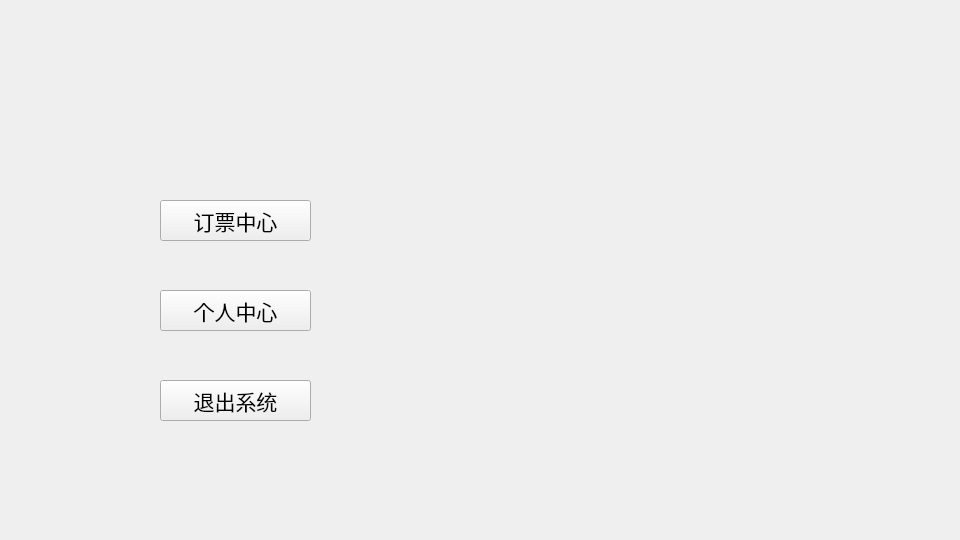
Old version of the form ui/menupage.ui in the repository delete3GM/Flight-Booking-System.
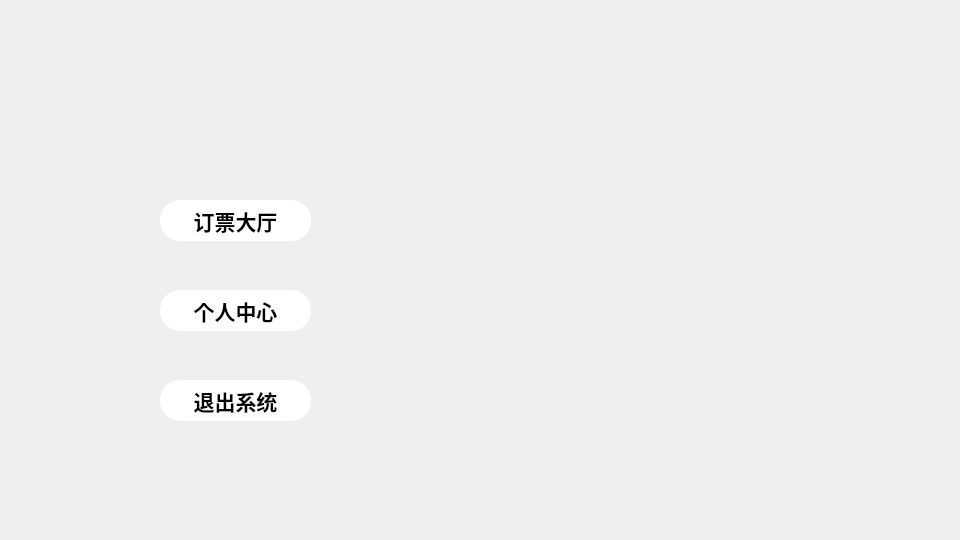
New version of the form.

What changed in the file:
```diff
--- a/ui/menupage.ui
+++ b/ui/menupage.ui
@@ -31,8 +31,26 @@
    <property name="font">
     <font>
      <pointsize>16</pointsize>
+     <bold>true</bold>
     </font>
    </property>
+   <property name="styleSheet">
+    <string notr="true">QPushButton {
+    background-color: #ffffff; /* 蓝色背景 */
+    border-radius: 20px; /* 圆角大小为10像素 */
+    border: none; /* 无边框 */
+    color: #000000; /* 字体颜色为白色 */
+    font-weight: bold; /* 字体加粗 */
+}
+
+QPushButton:hover {
+    background-color: #cccccc; /* 鼠标悬停时的深蓝色背景 */
+}
+
+QPushButton:pressed {
+    background-color: #aaaaaa; /* 按钮被按下时的更深蓝色背景 */
+}</string>
+   </property>
    <property name="text">
     <string>退出系统</string>
    </property>
@@ -49,8 +67,26 @@
    <property name="font">
     <font>
      <pointsize>16</pointsize>
+     <bold>true</bold>
     </font>
    </property>
+   <property name="styleSheet">
+    <string notr="true">QPushButton {
+    background-color: #ffffff; /* 蓝色背景 */
+    border-radius: 20px; /* 圆角大小为10像素 */
+    border: none; /* 无边框 */
+    color: #000000; /* 字体颜色为白色 */
+    font-weight: bold; /* 字体加粗 */
+}
+
+QPushButton:hover {
+    background-color: #cccccc; /* 鼠标悬停时的深蓝色背景 */
+}
+
+QPushButton:pressed {
+    background-color: #aaaaaa; /* 按钮被按下时的更深蓝色背景 */
+}</string>
+   </property>
    <property name="text">
     <string>个人中心</string>
    </property>
@@ -67,10 +103,28 @@
    <property name="font">
     <font>
      <pointsize>16</pointsize>
+     <bold>true</bold>
     </font>
    </property>
+   <property name="styleSheet">
+    <string notr="true">QPushButton {
+    background-color: #ffffff; /* 蓝色背景 */
+    border-radius: 20px; /* 圆角大小为10像素 */
+    border: none; /* 无边框 */
+    color: #000000; /* 字体颜色为白色 */
+    font-weight: bold; /* 字体加粗 */
+}
+
+QPushButton:hover {
+    background-color: #cccccc; /* 鼠标悬停时的深蓝色背景 */
+}
+
+QPushButton:pressed {
+    background-color: #aaaaaa; /* 按钮被按下时的更深蓝色背景 */
+}</string>
+   </property>
    <property name="text">
-    <string>订票中心</string>
+    <string>订票大厅</string>
    </property>
   </widget>
   <widget class="QLabel" name="userLbl">
```
Left out of the diff: 49 changed lines with no effect on the pictures.
